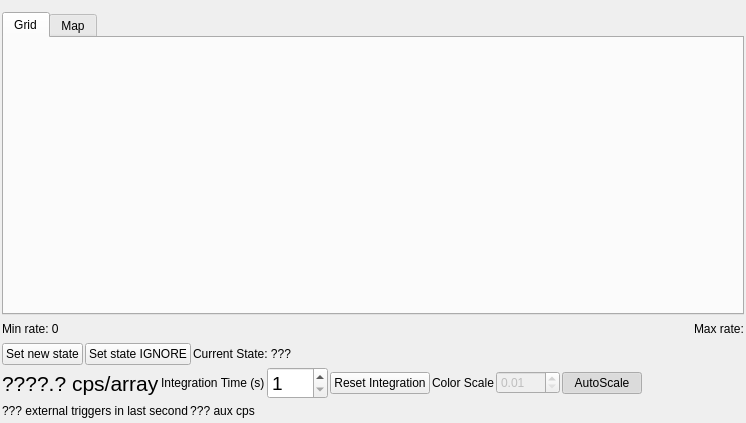
First picture: the form in dastardcommander/ui/observe.ui, repository usnistgov/dastardcommander, before the edit.
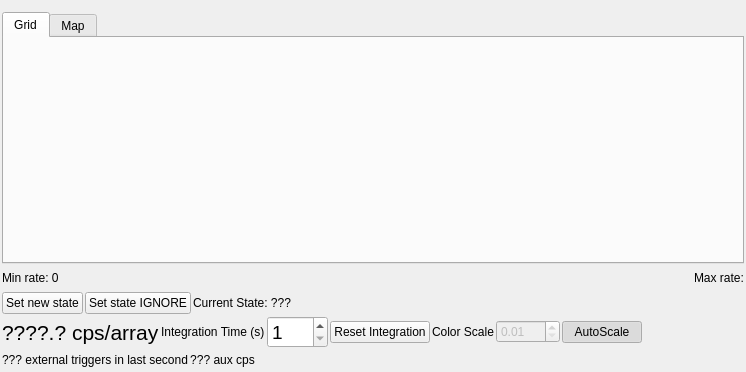
Second picture: the form after the edit.

Commit message: Set up GUI form for disabled channels

Diff of the .ui file:
```diff
--- a/dastardcommander/ui/observe.ui
+++ b/dastardcommander/ui/observe.ui
@@ -7,7 +7,7 @@
     <x>0</x>
     <y>0</y>
     <width>746</width>
-    <height>423</height>
+    <height>372</height>
    </rect>
   </property>
   <property name="windowTitle">
```
The commit also changes 2 other files.
